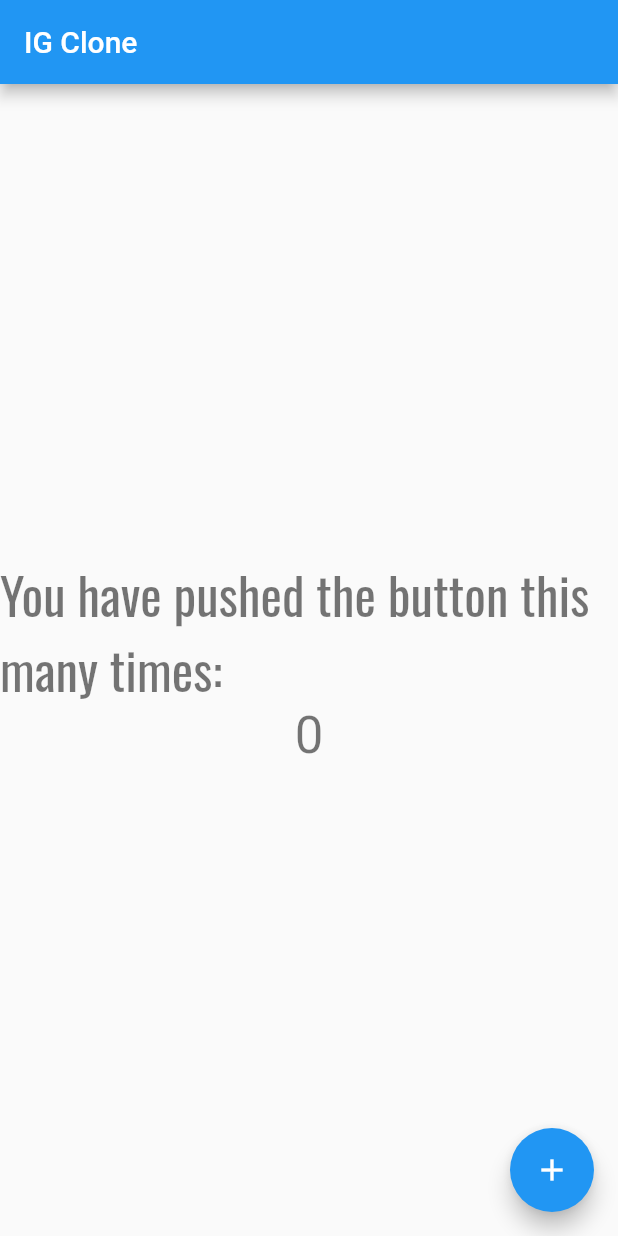
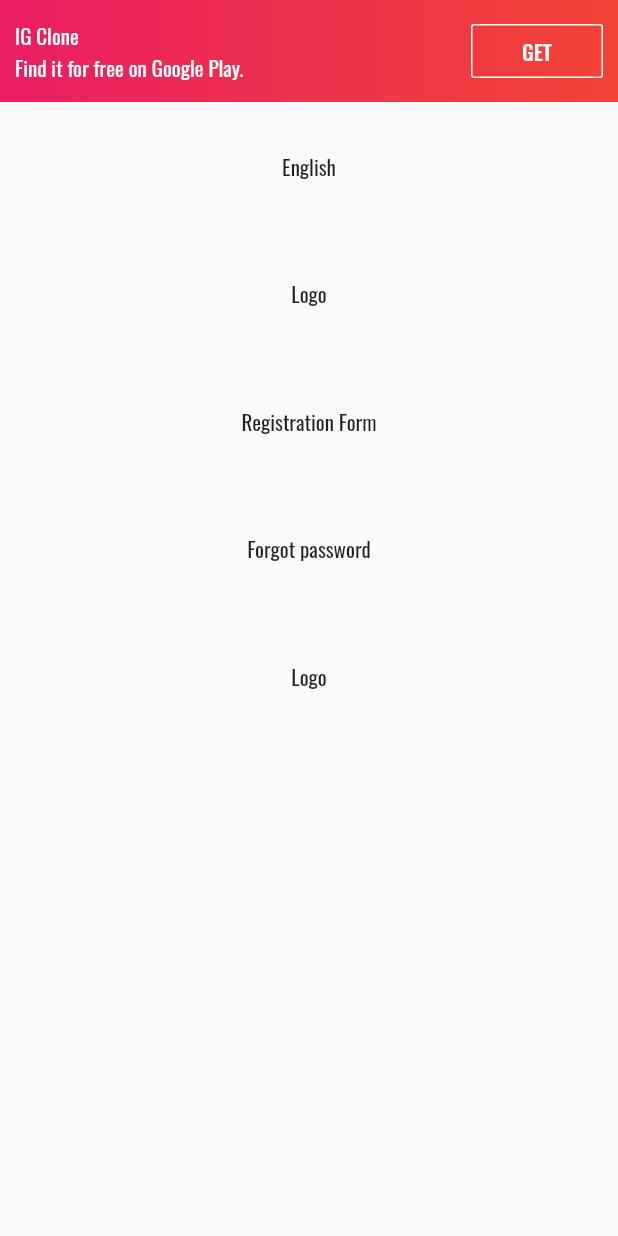
Before and after one commit to itsmikeferrari/igclone, a Flutter app: the screen it shows after launch, on a phone screen of 412 x 824 dp. Run offline on Flutter 3.47's test engine with Material 2 defaults, Android fonts, the phone set to English and light mode, and no system bars; our stand-ins replace google_fonts.

Commit message:
added SafeArea, removed AppBar, updated button styling

```diff
--- a/lib/main.dart
+++ b/lib/main.dart
@@ -1,5 +1,4 @@
 import 'package:flutter/material.dart';
-import 'package:google_fonts/google_fonts.dart';
 import 'package:google_fonts/google_fonts.dart';
 
 void main() {
@@ -52,19 +51,6 @@ class MyHomePage extends StatefulWidget {
 }
 
 class _MyHomePageState extends State<MyHomePage> {
-  int _counter = 0;
-
-  void _incrementCounter() {
-    setState(() {
-      // This call to setState tells the Flutter framework that something has
-      // changed in this State, which causes it to rerun the build method below
-      // so that the display can reflect the updated values. If we changed
-      // _counter without calling setState(), then the build method would not be
-      // called again, and so nothing would appear to happen.
-      _counter++;
-    });
-  }
-
   @override
   Widget build(BuildContext context) {
     // This method is rerun every time setState is called, for instance as done
@@ -73,49 +59,138 @@ class _MyHomePageState extends State<MyHomePage> {
     // The Flutter framework has been optimized to make rerunning build methods
     // fast, so that you can just rebuild anything that needs updating rather
     // than having to individually change instances of widgets.
-    final TextStyle display1 = Theme.of(context).textTheme.headline4;
+
     return Scaffold(
-      appBar: AppBar(
-        // Here we take the value from the MyHomePage object that was created by
-        // the App.build method, and use it to set our appbar title.
-        title: Text(widget.title),
+      // appBar: AppBar(
+      //   title: Text(widget.title),
+      // ),
+      body: SafeArea(
+        // left: false,
+        // top: false,
+        // right: false,
+        // bottom: false,
+        child: Column(
+          children: <Widget>[
+            topbar,
+            languagechooser,
+            logo,
+            signinform,
+            forgotpassword,
+            signuplink,
+          ],
+        ),
       ),
-      body: Center(
-        // Center is a layout widget. It takes a single child and positions it
-        // in the middle of the parent.
+    );
+  }
+}
+
+Widget topbar = Container(
+  decoration: BoxDecoration(
+    gradient: LinearGradient(
+      begin: Alignment.bottomRight,
+      end: Alignment.bottomLeft,
+      colors: [Colors.red, Colors.pink],
+    ),
+  ),
+  child: Row(
+    mainAxisAlignment: MainAxisAlignment.spaceBetween,
+    children: [
+      Padding(
+        padding: const EdgeInsets.fromLTRB(10.0, 10.0, 0.0, 10.0),
         child: Column(
-          // Column is also a layout widget. It takes a list of children and
-          // arranges them vertically. By default, it sizes itself to fit its
-          // children horizontally, and tries to be as tall as its parent.
-          //
-          // Invoke "debug painting" (press "p" in the console, choose the
-          // "Toggle Debug Paint" action from the Flutter Inspector in Android
-          // Studio, or the "Toggle Debug Paint" command in Visual Studio Code)
-          // to see the wireframe for each widget.
-          //
-          // Column has various properties to control how it sizes itself and
-          // how it positions its children. Here we use mainAxisAlignment to
-          // center the children vertically; the main axis here is the vertical
-          // axis because Columns are vertical (the cross axis would be
-          // horizontal).
-          mainAxisAlignment: MainAxisAlignment.center,
-          children: <Widget>[
+          crossAxisAlignment: CrossAxisAlignment.start,
+          children: [
             Text(
-              'You have pushed the button this many times:',
-              style: GoogleFonts.oswald(textStyle: display1,),
+              'IG Clone',
+              style: GoogleFonts.oswald(
+                color: Colors.white,
+              ),
+              softWrap: true,
             ),
             Text(
-              '$_counter',
-              style: Theme.of(context).textTheme.headline4,
+              'Find it for free on Google Play.',
+              style: GoogleFonts.oswald(
+                color: Colors.white,
+              ),
+              softWrap: true,
             ),
           ],
         ),
       ),
-      floatingActionButton: FloatingActionButton(
-        onPressed: _incrementCounter,
-        tooltip: 'Increment',
-        child: Icon(Icons.add),
-      ), // This trailing comma makes auto-formatting nicer for build methods.
-    );
-  }
-}
+      Column(
+        children: [
+          Padding(
+            padding: const EdgeInsets.fromLTRB(0.0, 10.0, 10.0, 10.0),
+            child: OutlineButton(
+              onPressed: () {},
+              child: Text(
+                'GET',
+                style: GoogleFonts.oswald(
+                  color: Colors.white,
+                ),
+                softWrap: true,
+              ),
+              borderSide: BorderSide(color: Colors.white),
+
+              // shape: StadiumBorder(),
+            ),
+            // RaisedButton(
+            //   color: Colors.red,
+            //   onPressed: () {},
+            //   child: Text(
+            //     'GET',
+            //     style: GoogleFonts.oswald(color: Colors.white,),
+            //     softWrap: true,
+            //   ),
+            // ),
+          ),
+        ],
+      ),
+    ],
+  ),
+);
+
+Widget languagechooser = Container(
+  padding: const EdgeInsets.all(32),
+  child: Text(
+    'English',
+    style: GoogleFonts.oswald(),
+    softWrap: true,
+  ),
+);
+
+Widget logo = Container(
+  padding: const EdgeInsets.all(32),
+  child: Text(
+    'Logo',
+    style: GoogleFonts.oswald(),
+    softWrap: true,
+  ),
+);
+
+Widget signinform = Container(
+  padding: const EdgeInsets.all(32),
+  child: Text(
+    'Registration Form',
+    style: GoogleFonts.oswald(),
+    softWrap: true,
+  ),
+);
+
+Widget forgotpassword = Container(
+  padding: const EdgeInsets.all(32),
+  child: Text(
+    'Forgot password',
+    style: GoogleFonts.oswald(),
+    softWrap: true,
+  ),
+);
+
+Widget signuplink = Container(
+  padding: const EdgeInsets.all(32),
+  child: Text(
+    'Logo',
+    style: GoogleFonts.oswald(),
+    softWrap: true,
+  ),
+);
--- a/pubspec.yaml
+++ b/pubspec.yaml
@@ -14,6 +14,7 @@ dependencies:
 
   cupertino_icons: ^0.1.3
   google_fonts: ^1.1.0
+  firebase_core: ^0.5.0
 
 dev_dependencies:
   flutter_test:
```
Also changed, not shown: pubspec.lock, 3 other files.
